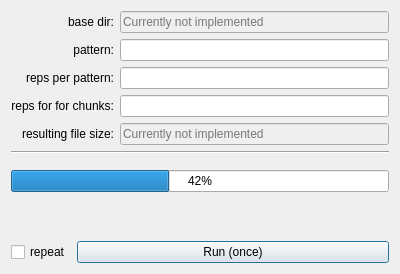
marcelpetrick/pythonCollection, file GroundSpace/frontend.ui: the form before one commit.
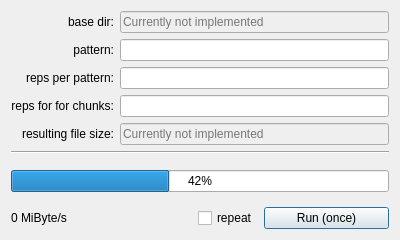
The form after the commit.

Commit message: groundSpace: speed is now displayed after each cycle on the ui; fixed the ui-height; fixed the speed-string output (had double "byte")

Diff of the .ui file:
```diff
--- a/GroundSpace/frontend.ui
+++ b/GroundSpace/frontend.ui
@@ -7,7 +7,7 @@
     <x>0</x>
     <y>0</y>
     <width>400</width>
-    <height>274</height>
+    <height>240</height>
    </rect>
   </property>
   <property name="windowTitle">
@@ -153,6 +153,29 @@
    </item>
    <item>
     <layout class="QHBoxLayout" name="horizontalLayout_2">
+     <item>
+      <widget class="QLabel" name="speedL">
+       <property name="text">
+        <string>0 MiByte/s</string>
+       </property>
+      </widget>
+     </item>
+     <item>
+      <spacer name="horizontalSpacer">
+       <property name="orientation">
+        <enum>Qt::Horizontal</enum>
+       </property>
+       <property name="sizeType">
+        <enum>QSizePolicy::Expanding</enum>
+       </property>
+       <property name="sizeHint" stdset="0">
+        <size>
+         <width>20</width>
+         <height>20</height>
+        </size>
+       </property>
+      </spacer>
+     </item>
      <item>
       <widget class="QCheckBox" name="repeatCB">
        <property name="toolTip">
```
The commit also changes 2 other files.
